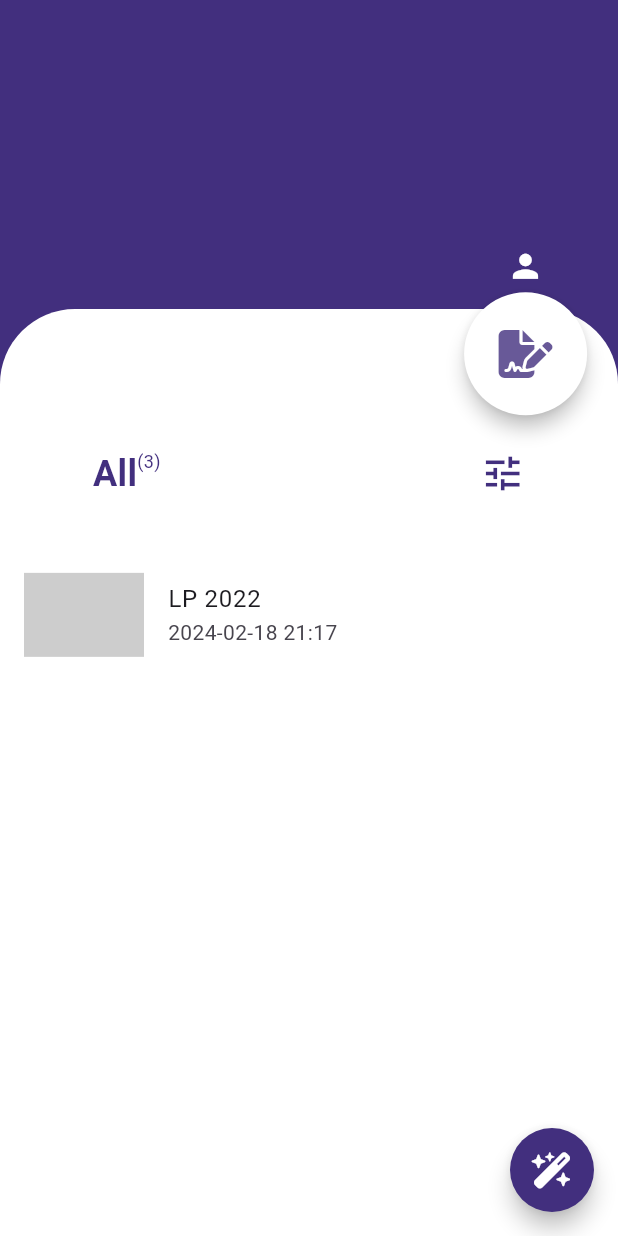
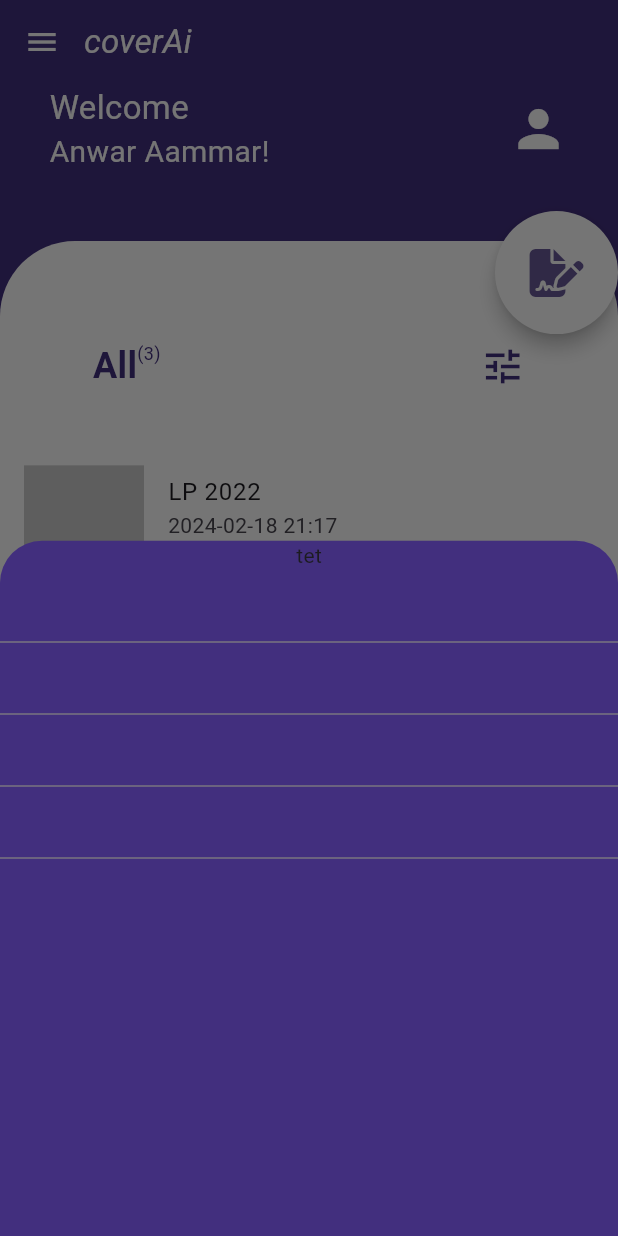
Before and after one commit to anwarr1/Ai-cover-Letter-generator, a Flutter app: the HomeScreen screen opened directly, after a tap on an icon or button, on a phone screen of 412 x 824 dp. Run offline on Flutter 3.47's test engine with Material 3 defaults, Android fonts, the light colour scheme and no system bars; drawn by our look-alikes of auto_size_text; our stand-ins replace flutter_svg, font_awesome_flutter.

Commit message:
Improve design

```diff
--- a/cover_letter_generator/lib/Screens/HomeScreen.dart
+++ b/cover_letter_generator/lib/Screens/HomeScreen.dart
@@ -1,7 +1,6 @@
-import 'dart:ffi';
-
 import 'package:cover_letter_generator/Widgets/listLetters.dart';
 import 'package:cover_letter_generator/utils/colors.dart';
+import 'package:cover_letter_generator/utils/form_helper.dart';
 import 'package:flutter/material.dart';
 import 'package:font_awesome_flutter/font_awesome_flutter.dart';
 
@@ -14,23 +13,74 @@ class HomeScreen extends StatelessWidget {
     var height = MediaQuery.of(context).size.height;
     return Scaffold(
       backgroundColor: primaryColor,
-      floatingActionButton: FloatingActionButton(
+      appBar: AppBar(
+        titleSpacing: 0,
+        leading: const Icon(
+          Icons.menu,
+          color: Colors.white,
+        ),
+        backgroundColor: primaryColor,
+        title: const Text(
+          'coverAi',
+          style: TextStyle(color: Colors.white, fontStyle: FontStyle.italic),
+        ),
+      ),
+      floatingActionButton: Padding(
+        padding: EdgeInsets.all(10),
+        child: FloatingActionButton(
             backgroundColor: primaryColor,
             shape: const CircleBorder(),
-          onPressed: () {},
+            onPressed: () {
+              showModal(context);
+            },
             child: const FaIcon(
               FontAwesomeIcons.wandMagicSparkles,
               color: Colors.white,
             )),
-      body: Stack(
-        children: [
-          Column(
+      ),
+      body: Column(
         children: [
           Container(
-                height: height * 0.25,
+            // color: Colors.lightBlue,
+            margin: EdgeInsets.symmetric(
+              horizontal: width * 0.08,
+            ),
+            child: Row(
+              mainAxisAlignment: MainAxisAlignment.start,
+              crossAxisAlignment: CrossAxisAlignment.center,
+              children: [
+                Container(
+                  child: const Column(
+                      mainAxisAlignment: MainAxisAlignment.center,
+                      crossAxisAlignment: CrossAxisAlignment.start,
+                      children: [
+                        Text(
+                          'Welcome ',
+                          style: TextStyle(color: Colors.white, fontSize: 22),
+                        ),
+                        Text(
+                          'Anwar Aammar! ',
+                          style: TextStyle(color: Colors.white, fontSize: 20),
+                        ),
+                      ]),
+                ),
+                const Spacer(),
+                const Icon(
+                  Icons.person,
+                  color: Colors.white,
+                  size: 40,
+                ),
+              ],
+            ),
+          ),
+          SizedBox(
+            height: height * 0.03,
           ),
           Expanded(
-                child: Container(
+            child: Stack(
+              children: [
+                Container(
+                    margin: EdgeInsets.only(top: 20),
                     width: double.infinity,
                     decoration: const BoxDecoration(
                       borderRadius: BorderRadius.only(
@@ -44,23 +94,116 @@ class HomeScreen extends StatelessWidget {
                           children: [
                             Container(
                                 margin: EdgeInsets.only(
-                                    top: constraints.maxHeight * 0.15),
+                                    top: constraints.maxHeight * 0.10),
                                 child: listLetters())
                           ],
                         );
                       },
-                    )
-                    // child: listLetters(),
+                    )),
+                Positioned(right: 0, top: 0, child: circularLetter()),
+              ],
             ),
           ),
         ],
       ),
-          Positioned(
-              top: height * 0.2, // Adjust the positioning as needed
-              right: width * 0.05,
-              child: circularLetter())
+    );
+  }
+
+  Future<dynamic> showModal(BuildContext context) {
+    var width = MediaQuery.of(context).size.width;
+    var height = MediaQuery.of(context).size.height;
+    return showModalBottomSheet(
+      // enableDrag: true,
+      // isScrollControlled: true,
+      backgroundColor: primaryColor,
+      context: context,
+      builder: (context) =>
+          //  LayoutBuilder(
+          //   builder: (context, constraints) =>
+          Column(
+        children: [
+          Container(
+            // height: constraints.maxHeight * 0.2,
+            child: Text("tet"),
+          ),
+          Form(
+            child: Column(
+              children: [
+                TextFormField(),
+                TextFormField(),
+                TextFormField(),
+                TextFormField(),
               ],
             ),
+          )
+        ],
+        //
+      ),
+
+      // ),
+    );
+  }
+}
+
+class rowForm extends StatelessWidget {
+  const rowForm({
+    super.key,
+    required this.height,
+    required this.width,
+    required this.label1,
+    required this.label2,
+    required this.widthCol1,
+    required this.widthCol2,
+  });
+
+  final double height;
+  final double width;
+  final double widthCol1;
+  final double widthCol2;
+  final String label1;
+  final String label2;
+
+  @override
+  Widget build(BuildContext context) {
+    return Row(
+      mainAxisAlignment: MainAxisAlignment.center,
+      children: [
+        Column(
+          crossAxisAlignment: CrossAxisAlignment.start,
+          children: [
+            const Text(
+              "",
+              style:
+                  TextStyle(fontSize: 11, color: Color.fromARGB(255, 0, 0, 0)),
+            ),
+            SizedBox(
+              height: height * 0.005,
+            ),
+            SizedBox(
+                width: width * widthCol1,
+                child: FormHelper.textInput(context, (_) {}, label1)),
+          ],
+        ),
+        SizedBox(
+          width: width * 0.02,
+        ),
+        Column(
+          crossAxisAlignment: CrossAxisAlignment.start,
+          children: [
+            Text(
+              "",
+              style:
+                  TextStyle(fontSize: 11, color: Color.fromARGB(255, 0, 0, 0)),
+            ),
+            SizedBox(
+              height: height * 0.005,
+            ),
+            SizedBox(
+                width: width * widthCol2,
+                child: FormHelper.textInput(context, (_) {}, label2)),
+          ],
+        ),
+      ],
     );
   }
 }
@@ -72,14 +215,9 @@ class circularLetter extends StatelessWidget {
 
   @override
   Widget build(BuildContext context) {
+    var size = MediaQuery.of(context).size;
     return Column(
       children: [
-        Icon(
-          Icons.person,
-          color: Colors.white,
-          size: 25,
-        ),
-        VerticalDivider(color: Colors.red, indent: 5),
         Material(
           shape: CircleBorder(),
           color: Colors.white,
```
Also changed, not shown: cover_letter_generator/lib/utils/form_helper.dart (added, +143 -0 lines), cover_letter_generator/lib/utils/custome_stepper.dart (added). Lines whose indentation alone changed are shown as unchanged.
